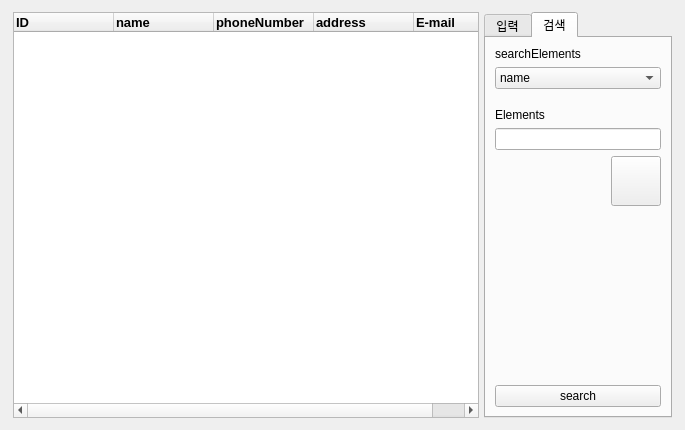
Before: the Qt Designer form CustomerProduct2Project/clientmanager.ui in SaintMonguss/Qt, drawn with Qt 5.
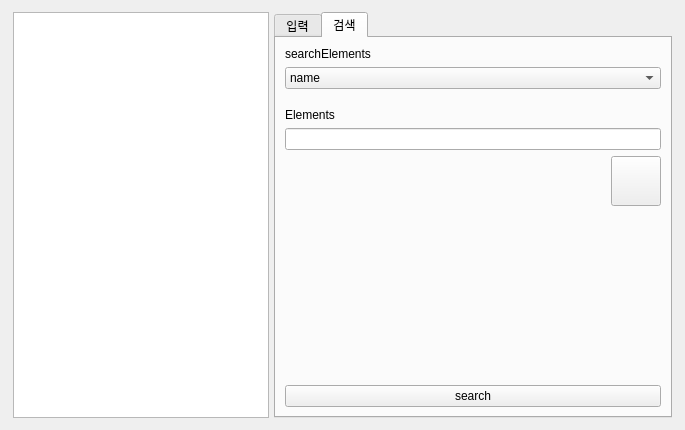
After: the same form once the commit is applied. Icons and pictures are not drawn.

What changed in the file:
```diff
--- a/CustomerProduct2Project/clientmanager.ui
+++ b/CustomerProduct2Project/clientmanager.ui
@@ -18,7 +18,7 @@
   </property>
   <layout class="QHBoxLayout" name="horizontalLayout">
    <item>
-    <layout class="QHBoxLayout" name="horizontalLayout_3" stretch="12,0,4">
+    <layout class="QHBoxLayout" name="horizontalLayout_3" stretch="0,0,4">
      <property name="spacing">
       <number>0</number>
      </property>
@@ -35,63 +35,7 @@
       <number>1</number>
      </property>
      <item>
-      <widget class="QTreeWidget" name="clientTreeWidget">
-       <column>
-        <property name="text">
-         <string>ID</string>
-        </property>
-        <property name="font">
-         <font>
-          <pointsize>10</pointsize>
-          <bold>true</bold>
-         </font>
-        </property>
-       </column>
-       <column>
-        <property name="text">
-         <string>name</string>
-        </property>
-        <property name="font">
-         <font>
-          <pointsize>10</pointsize>
-          <bold>true</bold>
-         </font>
-        </property>
-       </column>
-       <column>
-        <property name="text">
-         <string>phoneNumber</string>
-        </property>
-        <property name="font">
-         <font>
-          <pointsize>10</pointsize>
-          <bold>true</bold>
-         </font>
-        </property>
-       </column>
-       <column>
-        <property name="text">
-         <string>address</string>
-        </property>
-        <property name="font">
-         <font>
-          <pointsize>10</pointsize>
-          <bold>true</bold>
-         </font>
-        </property>
-       </column>
-       <column>
-        <property name="text">
-         <string>E-mail</string>
-        </property>
-        <property name="font">
-         <font>
-          <pointsize>10</pointsize>
-          <bold>true</bold>
-         </font>
-        </property>
-       </column>
-      </widget>
+      <widget class="QTreeView" name="clientTreeView"/>
      </item>
      <item>
       <spacer name="horizontalSpacer_3">
```
